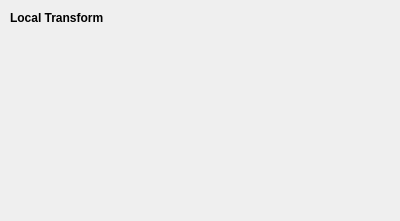
gnleece/Dogwood, file Editor/transformwidget.ui: the form before one commit.
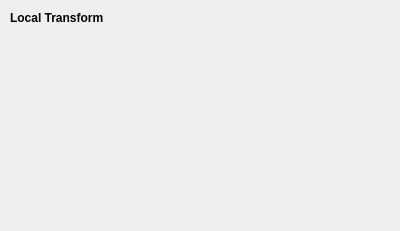
The form after the commit.

```diff
--- a/Editor/transformwidget.ui
+++ b/Editor/transformwidget.ui
@@ -7,7 +7,7 @@
     <x>0</x>
     <y>0</y>
     <width>400</width>
-    <height>221</height>
+    <height>231</height>
    </rect>
   </property>
   <property name="windowTitle">
@@ -38,7 +38,7 @@
      <x>10</x>
      <y>30</y>
      <width>381</width>
-     <height>181</height>
+     <height>191</height>
     </rect>
    </property>
    <layout class="QVBoxLayout" name="verticalLayout"/>
```
